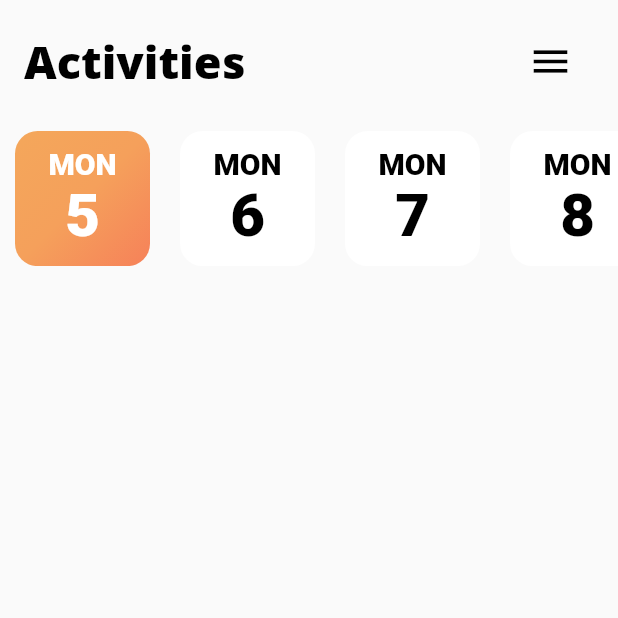
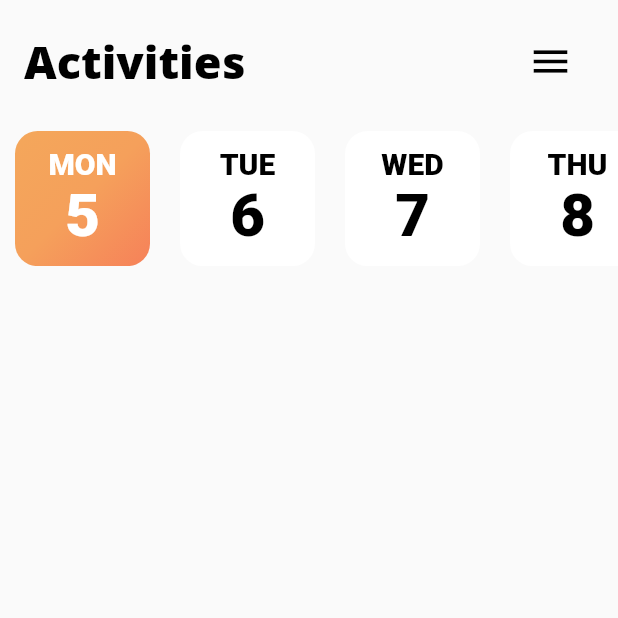
Before and after one commit to Yomna-J/habits_tracking_app_Flutter, a Flutter app: the screen it shows after launch, after a tap on "START NOW", on a phone screen of 412 x 824 dp, the top half of it. Run offline on Flutter 3.47's test engine with Material 2 defaults, Android fonts, the phone set to English and light mode, and no system bars.

Commit message:
Added state changes     - Added state change when day is tapped     - Fixed the home_screen button     - Added a map of days and dates

```diff
--- a/lib/screens/activities_screen.dart
+++ b/lib/screens/activities_screen.dart
@@ -1,8 +1,15 @@
 import 'package:flutter/material.dart';
-import 'package:habits_tracking_app/constants.dart';
 import 'package:habits_tracking_app/widgets/day_box.dart';
 
-class Activities extends StatelessWidget {
+class Activities extends StatefulWidget {
+  @override
+  _ActivitiesState createState() => _ActivitiesState();
+}
+
+class _ActivitiesState extends State<Activities> {
+  int current = 0;
+  var blocks = {'MON': 5, 'TUE': 6, 'WED': 7, 'THU': 8};
+
   @override
   Widget build(BuildContext context) {
     var size = MediaQuery.of(context).size;
@@ -33,15 +40,24 @@ class Activities extends StatelessWidget {
         padding: const EdgeInsets.symmetric(horizontal: 0, vertical: 5),
         child: Column(
           children: <Widget>[
-            SingleChildScrollView(
-              scrollDirection: Axis.horizontal,
-              child: Row(
-                children: <Widget>[
-                  DayBox(day: 'MON', date: 5, active: true),
-                  DayBox(day: 'MON', date: 6),
-                  DayBox(day: 'MON', date: 7),
-                  DayBox(day: 'MON', date: 8),
-                ],
+            Container(
+              height: 90,
+              child: ListView.builder(
+                itemCount: blocks.length,
+                scrollDirection: Axis.horizontal,
+                itemBuilder: (context, index) {
+                  return GestureDetector(
+                    onTap: () {
+                      setState(() {
+                        current = index;
+                      });
+                    },
+                    child: DayBox(
+                        date: blocks.values.elementAt(index),
+                        day: '${blocks.keys.elementAt(index)}',
+                        active: current == index),
+                  );
+                },
               ),
             ),
           ],
--- a/lib/screens/home_screen.dart
+++ b/lib/screens/home_screen.dart
@@ -1,7 +1,6 @@
 import 'package:flutter/material.dart';
 import 'package:habits_tracking_app/constants.dart';
 import 'package:habits_tracking_app/screens/activities_screen.dart';
-
 
 class Home extends StatelessWidget {
   @override
@@ -84,7 +83,14 @@ class Home extends StatelessWidget {
             ),
           ),
           SizedBox(height: size.height * .05),
-          Container(
+          GestureDetector(
+            onTap: () {
+              Navigator.pushReplacement(
+                  context,
+                  MaterialPageRoute(
+                      builder: (BuildContext contexft) => Activities()));
+            },
+            child: Container(
               height: size.height * .09,
               width: size.width * .9,
               decoration: BoxDecoration(
@@ -98,13 +104,6 @@ class Home extends StatelessWidget {
                   ],
                 ),
               ),
-            child: GestureDetector(
-              onTap: () {
-                Navigator.pushReplacement(
-                    context,
-                    MaterialPageRoute(
-                        builder: (BuildContext context) => Activities()));
-              },
               child: Center(
                 child: Text(
                   'START NOW',
```
Lines whose indentation alone changed are shown as unchanged.
